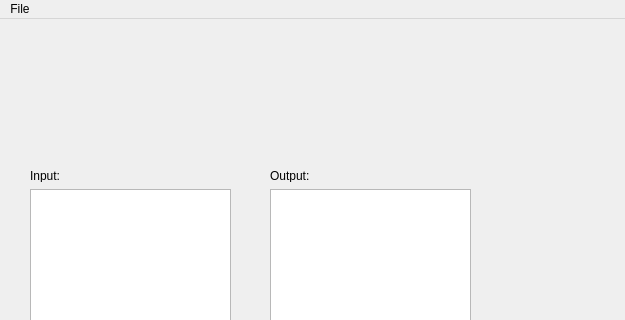
Above: uicontroller.ui from nhatlonggunz/UseYourMachine before the change; both pictures show x 0 to 625 and y 0 to 320 of the 1107 by 624 pixel window. Below: the same form after it.
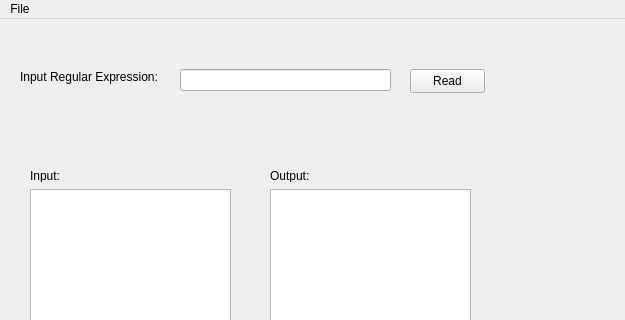
That is the form after the change.

```diff
--- a/uicontroller.ui
+++ b/uicontroller.ui
@@ -99,6 +99,42 @@
      <string>TextLabel</string>
     </property>
    </widget>
+   <widget class="QLineEdit" name="txtboxInputRegex">
+    <property name="geometry">
+     <rect>
+      <x>180</x>
+      <y>50</y>
+      <width>211</width>
+      <height>22</height>
+     </rect>
+    </property>
+   </widget>
+   <widget class="QLabel" name="label_3">
+    <property name="geometry">
+     <rect>
+      <x>20</x>
+      <y>50</y>
+      <width>151</width>
+      <height>16</height>
+     </rect>
+    </property>
+    <property name="text">
+     <string>Input Regular Expression:</string>
+    </property>
+   </widget>
+   <widget class="QPushButton" name="btnReadRegex">
+    <property name="geometry">
+     <rect>
+      <x>410</x>
+      <y>50</y>
+      <width>75</width>
+      <height>24</height>
+     </rect>
+    </property>
+    <property name="text">
+     <string>Read</string>
+    </property>
+   </widget>
   </widget>
   <widget class="QMenuBar" name="menubar">
    <property name="geometry">
```
